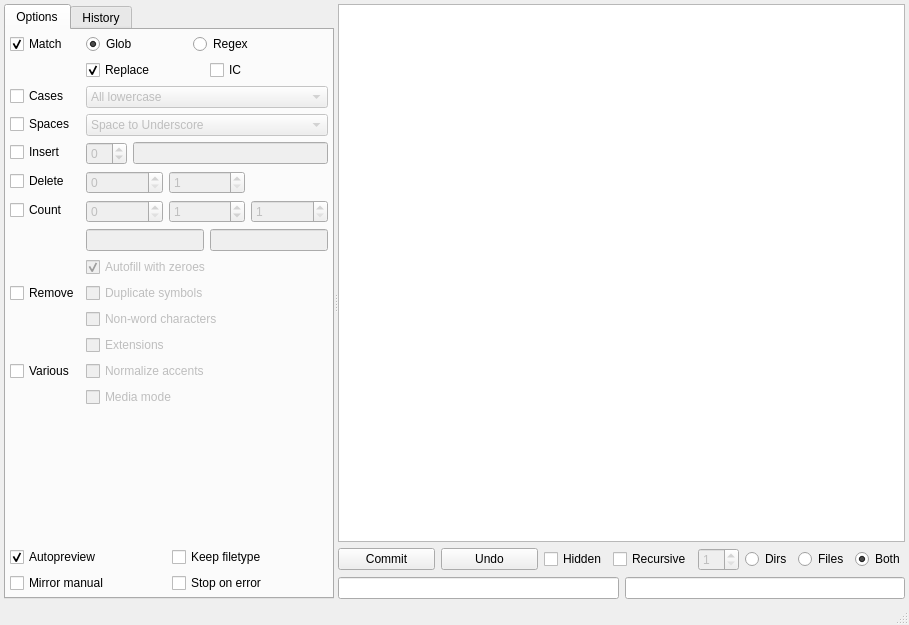
Before: the Qt Designer form gui/filebrowser/demimove.ui in gmdfalk/60-days-of-python, drawn with Qt 5.
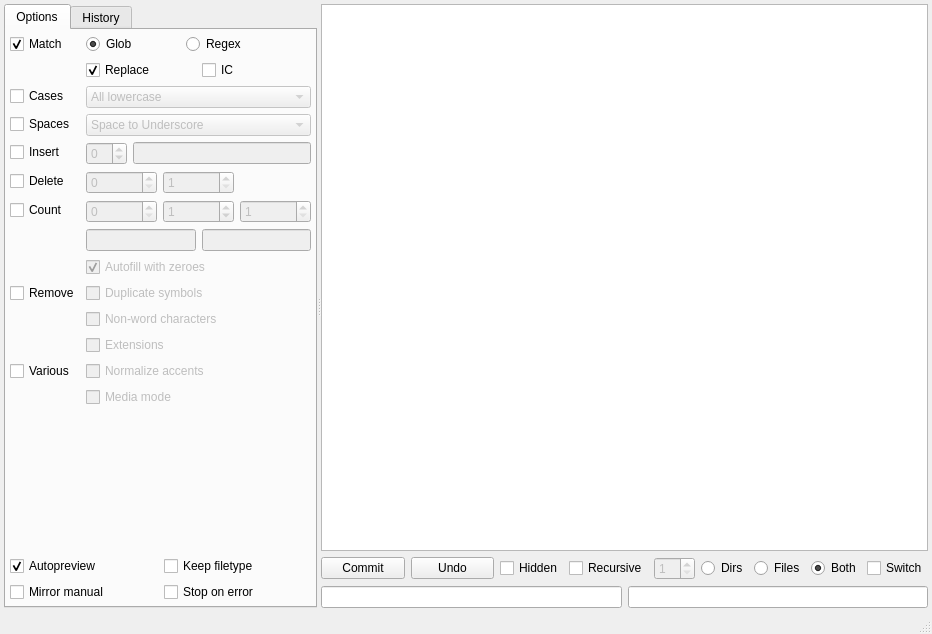
After: the same form once the commit is applied.

Commit message: snarf. going to sleep.

Patch:
```diff
--- a/gui/filebrowser/demimove.ui
+++ b/gui/filebrowser/demimove.ui
@@ -6,8 +6,8 @@
    <rect>
     <x>0</x>
     <y>0</y>
-    <width>909</width>
-    <height>625</height>
+    <width>932</width>
+    <height>634</height>
    </rect>
   </property>
   <property name="windowTitle">
@@ -645,6 +645,13 @@
               </property>
              </widget>
             </item>
+            <item>
+             <widget class="QCheckBox" name="switchviewcheck">
+              <property name="text">
+               <string>Switch</string>
+              </property>
+             </widget>
+            </item>
            </layout>
           </item>
          </layout>
```
The commit also changes 2 other files.
